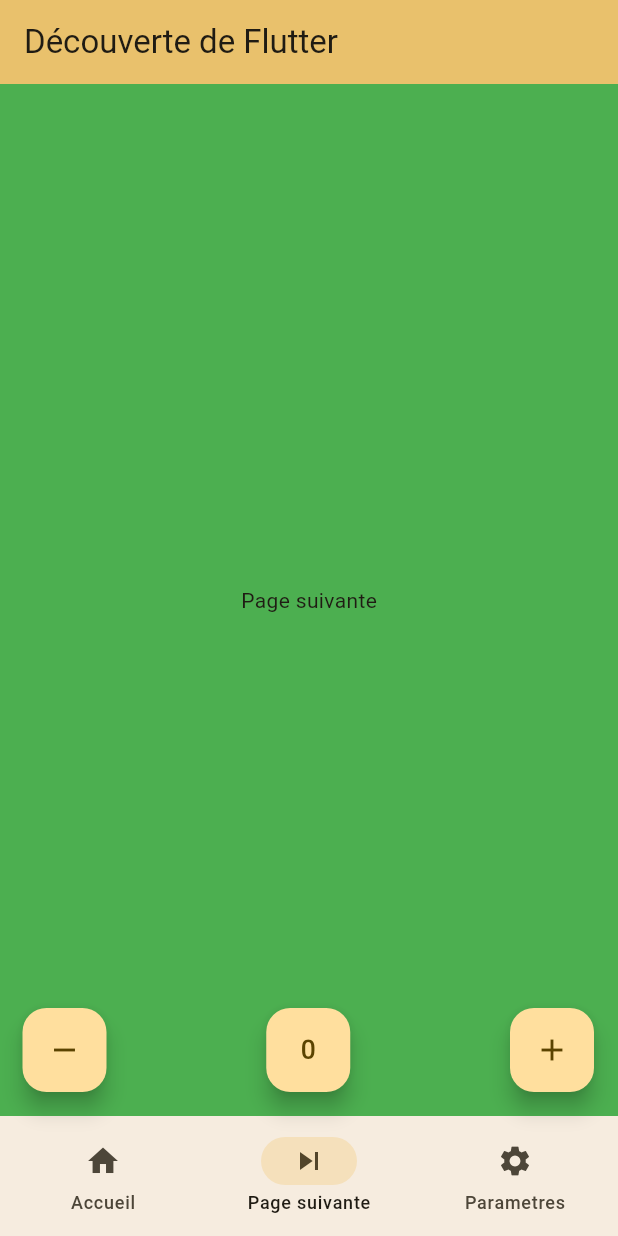
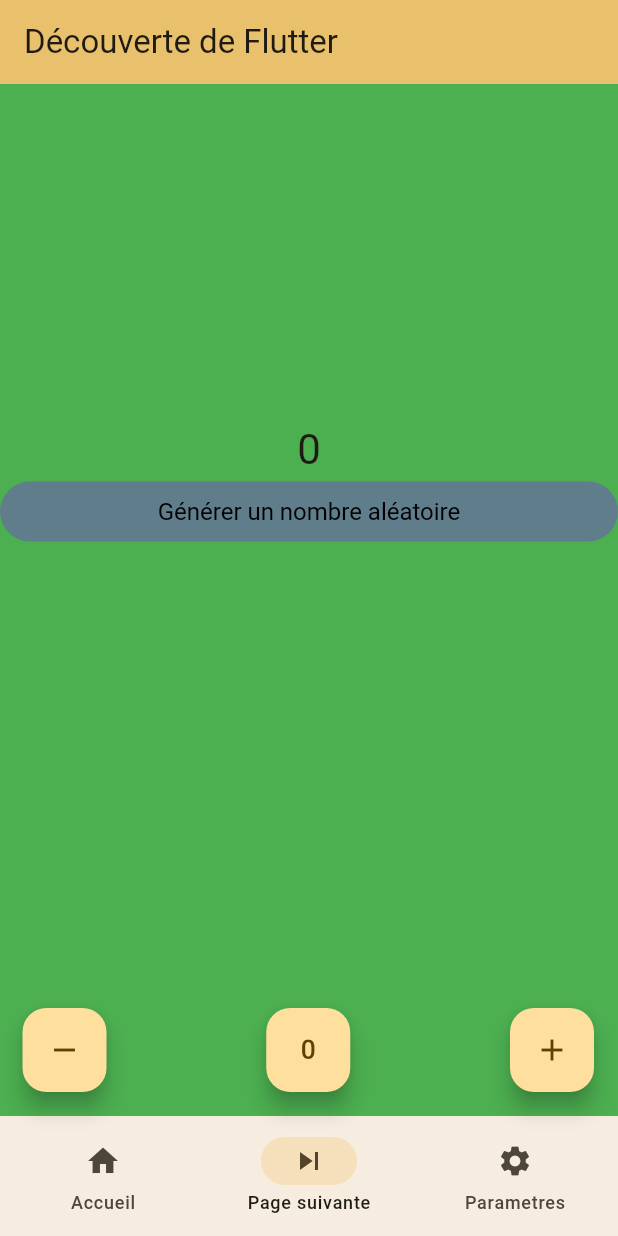
Before and after one commit to Bertille1549/flutter_app_1, a Flutter app: the screen it shows after launch, item 2 of the bottom bar chosen, on a phone screen of 412 x 824 dp. Run offline on Flutter 3.47's test engine with Material 2 defaults, Android fonts, the phone set to English and light mode, and no system bars; network calls fail.

Commit message:
page suivante fonctionnelle + tp1 fini !

```diff
--- a/lib/main.dart
+++ b/lib/main.dart
@@ -1,3 +1,5 @@
+import 'dart:math';
+
 import 'package:flutter/material.dart';
 
 void main() {
@@ -35,6 +37,7 @@ class _MyHomePageState extends State<MyHomePage> {
   int _counter = 0;
   int currentPageIndex = 0;
   int ind = 0;
+  int random = 0;
 
   void _incrementCounter() {
     setState(() {
@@ -64,27 +67,66 @@ class _MyHomePageState extends State<MyHomePage> {
       ),
 
       body: <Widget>[
+      // page accueil
         Container(
           child: ListView(
             children: <Widget>[
-              Align(alignment: Alignment.center, child: Text('Nombre :'),),
               Image.network('https://cdn-gulli.jnsmedia.fr/var/jeunesse/storage/images/gulli/chaine-tv/series/championnes-a-tout-prix/14823894-22-fre-FR/Championnes-a-tout-prix.jpg', width: 300, height: 100, fit: BoxFit.scaleDown),
               Image.asset('images/fond écran supergirl 1.jpg', width: 275, height: 200, fit: BoxFit.scaleDown),
+              Align(alignment: Alignment.center, child:
               const Text(
                 'Nombre :',
               ),
+              ),
+
+              Align(alignment: Alignment.center, child:
               Text(
                 '$_counter',
                 style: Theme.of(context).textTheme.headlineMedium,
               ),
+              ),
             ],
           ),
         ),
+      // page suivante
       Container(
         color: Colors.green,
         alignment: Alignment.center,
-        child: const Text('Page suivante'),
+        child: ListView(
+          children: <Widget>[
+            /*
+            Align(alignment: Alignment.center, heightFactor: 15, child:
+              const Text('Page suivante'),
+            ),
+            */
+            Padding(padding: EdgeInsets.only(top: 225.0), child:
+                          Align(alignment: Alignment.center, /*heightFactor: 10,*/ child:
+              Text(
+                '$random',
+                style: Theme.of(context).textTheme.headlineMedium,
+              ),
+            ),
+            ),
+
+            TextButton(
+              child: const Text('Générer un nombre aléatoire'),
+              style: TextButton.styleFrom(
+                foregroundColor: Colors.black,
+                padding: const EdgeInsets.all(10.0),
+                textStyle: const TextStyle(fontSize: 16),
+                backgroundColor: Colors.blueGrey,
+              ),
+              onPressed: () {
+                setState(() {
+                  var intValue = Random().nextInt(_counter);
+                  random = intValue;
+                });
+              },
+            ),
+          ],
+        ),
       ),
+      // page parametres
       Container(
         color: Colors.blue,
         alignment: Alignment.center,
```
